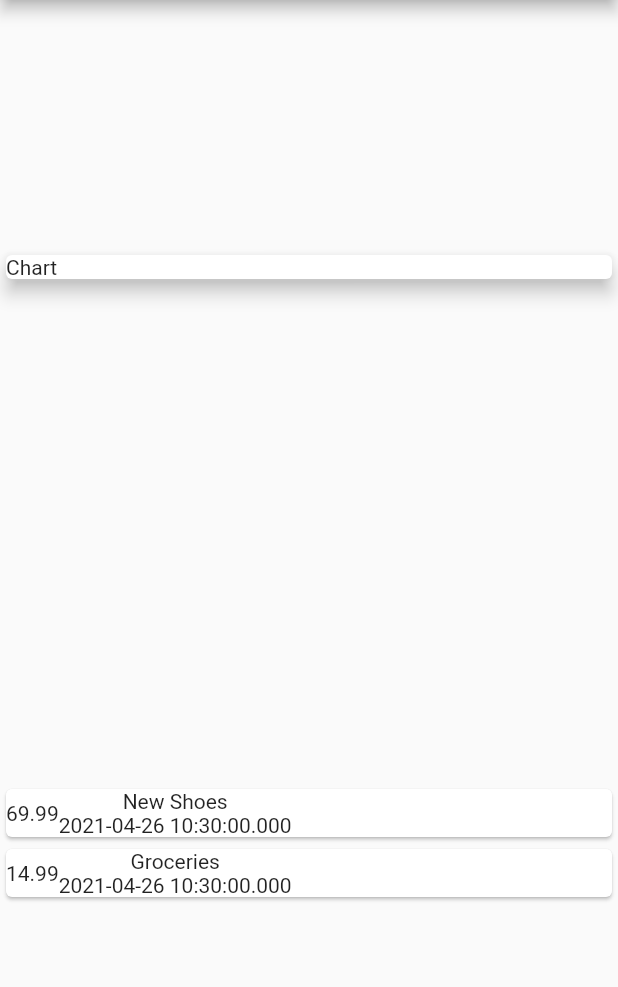
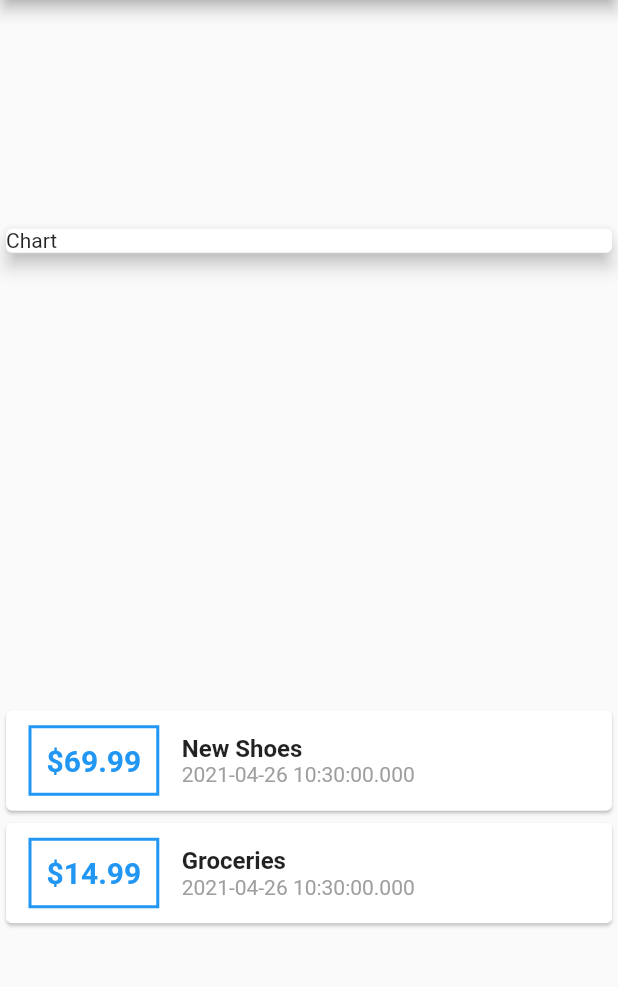
Before and after one commit to jimmy-lan/flutter_budget_app, a Flutter app: the screen it shows after launch, on a phone screen of 412 x 824 dp, the part 84-1071 px from its top. Run offline on Flutter 3.47's test engine with Material 2 defaults, Android fonts, the phone set to English and light mode, and no system bars.

Commit message:
Style transaction card

```diff
--- a/lib/main.dart
+++ b/lib/main.dart
@@ -46,12 +46,34 @@ class MyHomePage extends StatelessWidget {
                       child: Row(
                         children: [
                           Container(
-                            child: Text(e.amount.toString()),
+                            margin: EdgeInsets.symmetric(
+                              vertical: 10,
+                              horizontal: 15,
+                            ),
+                            decoration: BoxDecoration(
+                                border:
+                                    Border.all(color: Colors.blue, width: 2)),
+                            padding: EdgeInsets.all(10),
+                            child: Text(
+                              "\$${e.amount}",
+                              style: TextStyle(
+                                  fontWeight: FontWeight.bold,
+                                  fontSize: 20,
+                                  color: Colors.blue),
+                            ),
                           ),
                           Column(
+                            crossAxisAlignment: CrossAxisAlignment.start,
                             children: [
-                              Text(e.title),
-                              Text(e.date.toString())
+                              Text(
+                                e.title,
+                                style: TextStyle(
+                                    fontSize: 16, fontWeight: FontWeight.bold),
+                              ),
+                              Text(
+                                e.date.toString(),
+                                style: TextStyle(color: Colors.grey),
+                              )
                             ],
                           )
                         ],
```
